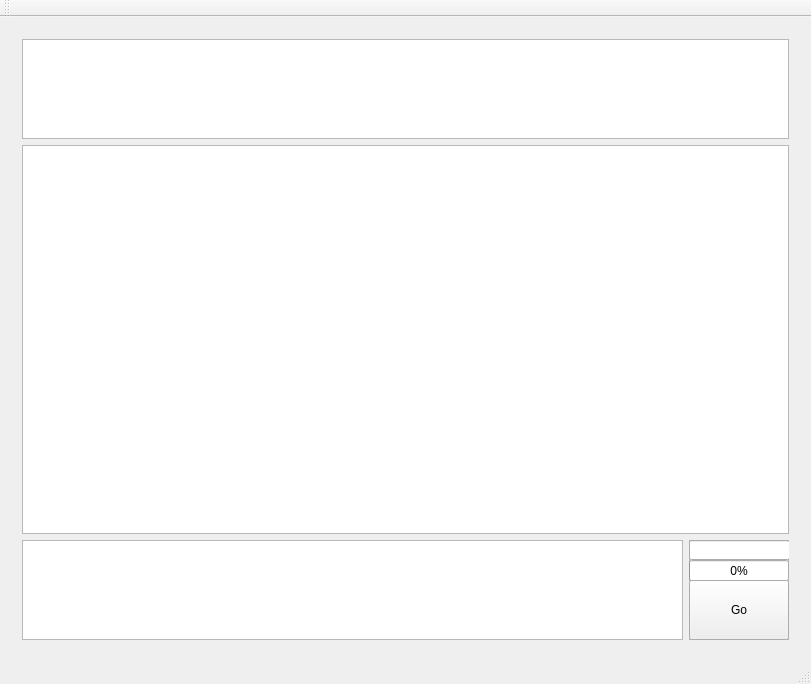
Above: mainwindow.ui from kghose/Chhobi before the change. Below: the same form after it.
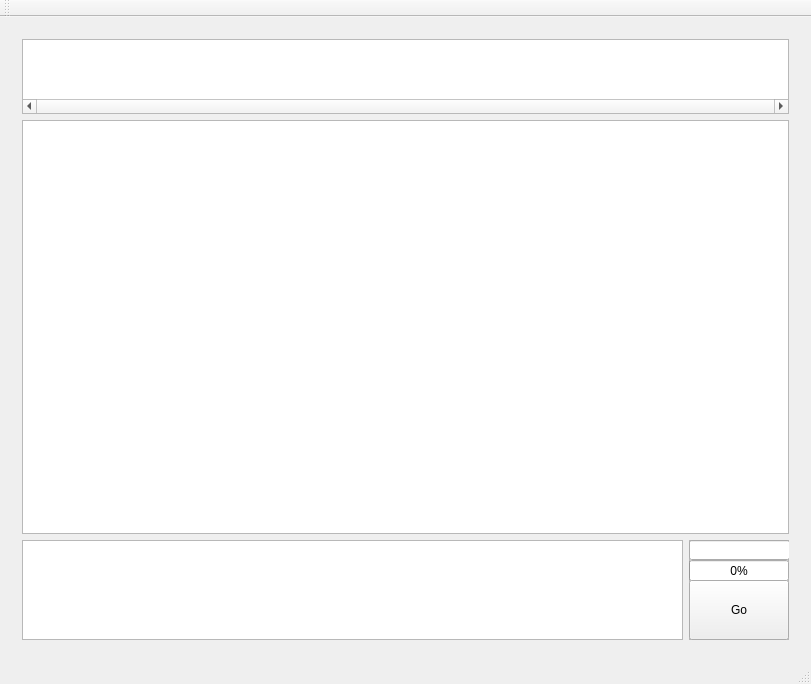
That is the form after the change.

Commit message: Hover selection working well

```diff
--- a/mainwindow.ui
+++ b/mainwindow.ui
@@ -32,9 +32,15 @@
             <property name="maximumSize">
              <size>
               <width>16777215</width>
-              <height>100</height>
+              <height>75</height>
              </size>
             </property>
+            <property name="verticalScrollBarPolicy">
+             <enum>Qt::ScrollBarAlwaysOff</enum>
+            </property>
+            <property name="horizontalScrollBarPolicy">
+             <enum>Qt::ScrollBarAlwaysOn</enum>
+            </property>
             <property name="dragMode">
              <enum>QGraphicsView::RubberBandDrag</enum>
             </property>
```
The commit also changes 2 other files.
